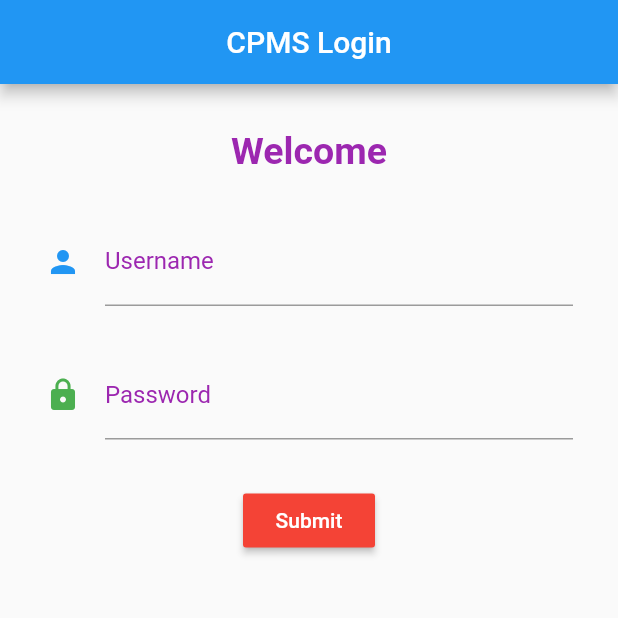
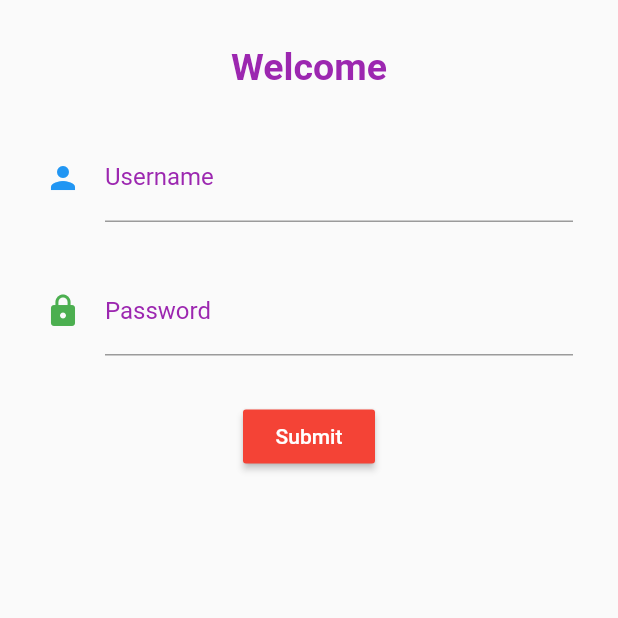
Before and after one commit to VishalCh1027/VishalCh1027, a Flutter app: the screen it shows after launch, on a phone screen of 412 x 824 dp, the top half of it. Run offline on Flutter 3.47's test engine with Material 2 defaults, Android fonts, the phone set to English and light mode, and no system bars; our stand-ins replace rflutter_alert.

Commit message:
App_updated

```diff
--- a/my_application/lib/dash/main_drawer.dart
+++ b/my_application/lib/dash/main_drawer.dart
@@ -6,6 +6,8 @@ import '../navigator/Projects.dart';
 import '../navigator/Attendance.dart';
 
 class MainDrawer extends StatelessWidget {
+  const MainDrawer(Key? key) : super(key: key);
+
   @override
   Widget build(BuildContext context) {
     return Drawer(
--- a/my_application/lib/login_page.dart
+++ b/my_application/lib/login_page.dart
@@ -4,6 +4,9 @@ import 'package:rflutter_alert/rflutter_alert.dart';
 import 'dash/dashboard.dart';
 
 class LoginPage extends StatefulWidget {
+  const LoginPage({Key? key, this.title}) : super(key: key);
+
+  final String? title;
   @override
   _LoginPageState createState() => _LoginPageState();
 }
@@ -19,21 +22,17 @@ class _LoginPageState extends State<LoginPage> {
   @override
   Widget build(BuildContext context) {
     return Scaffold(
-      appBar: AppBar(
-        title: Text('CPMS Login'),
-        centerTitle: true,
-      ),
       body: Padding(
         padding: const EdgeInsets.all(30.0),
         child: Form(
           key: formKey,
           child: Column(children: [
-            Text('Welcome',
+            const Text('Welcome',
                 style: TextStyle(
                     color: Colors.purple,
                     fontSize: 25,
                     fontWeight: FontWeight.bold)),
-            SizedBox(
+            const SizedBox(
               height: 30,
             ),
             TextFormField(
@@ -44,7 +43,7 @@ class _LoginPageState extends State<LoginPage> {
                 return null;
               },
               controller: usernameCntrlr, //detects the controller
-              decoration: InputDecoration(
+              decoration: const InputDecoration(
                   icon: Icon(
                     Icons.person,
                     color: Colors.blue,
@@ -54,7 +53,7 @@ class _LoginPageState extends State<LoginPage> {
                     color: Colors.purple,
                   )),
             ),
-            SizedBox(
+            const SizedBox(
               height: 30,
             ),
             TextFormField(
@@ -71,7 +70,7 @@ class _LoginPageState extends State<LoginPage> {
               //enabled: false,
               //obscuringCharacter: '#',
               // keyboardType: TextInputType.phone,
-              decoration: InputDecoration(
+              decoration: const InputDecoration(
                   icon: Icon(
                     Icons.lock,
                     color: Colors.green,
@@ -81,7 +80,7 @@ class _LoginPageState extends State<LoginPage> {
                     color: Colors.purple,
                   )),
             ),
-            SizedBox(
+            const SizedBox(
               height: 30,
             ),
             RaisedButton(
@@ -102,14 +101,16 @@ class _LoginPageState extends State<LoginPage> {
                   } else {
                     Navigator.push(
                       context,
-                      MaterialPageRoute(builder: (context) => Dashboard()),
+                      MaterialPageRoute(builder: (context) => Dashboard(formKey)),
                     );
                   }
                 } else {
-                  print("Form is not proper");
+                  Alert(context: context,
+                            title: "Login Failed",
+                            desc: "invalid Attempt.").show();
                 }
               },
-              child: Text(
+              child: const Text(
                 'Submit',
                 style: TextStyle(color: Colors.white),
               ),
--- a/my_application/lib/main.dart
+++ b/my_application/lib/main.dart
@@ -3,8 +3,8 @@ import 'login_page.dart';
 //import 'dashboard.dart';
 
 void main() {
-  runApp(MaterialApp(
+  runApp(const MaterialApp(
     title: 'Login app',
-    home: LoginPage(),
+    home:  LoginPage(),
   ));
 }
```
Also changed, not shown: my_application/lib/dash/dashboard.dart (+6 -5 lines).
